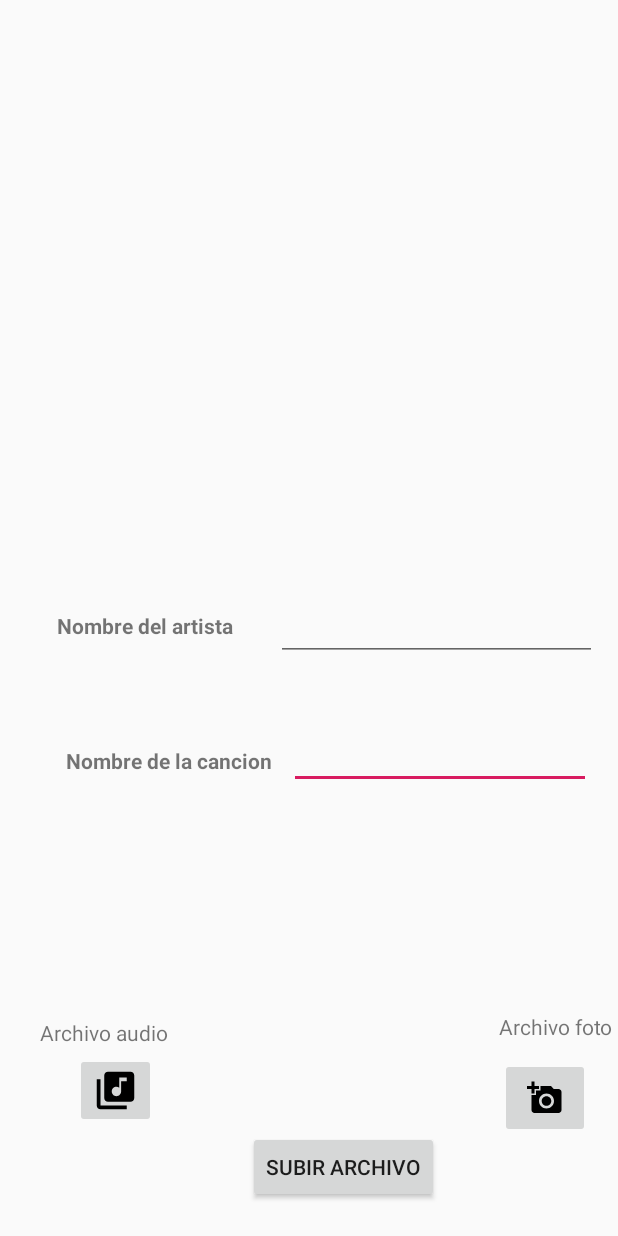
After one commit to AndresVerdejoMolina/JDAMusica, an Android app: the layout fragment_agregar_cancion.xml on its own in the app's theme, with its tools: preview values and no code run, on a phone screen of 412 x 824 dp. The commit adds this screen. Run offline under Robolectric (Android 15) with nearby library versions, the phone set to English and light mode, and no system bars.

Commit message:
Añadido la posiblilidad de agregar canciones 'todavia está en processo', y he agregado un Dialog

```diff
--- a/app/src/main/AndroidManifest.xml
+++ b/app/src/main/AndroidManifest.xml
@@ -2,6 +2,7 @@
 <manifest xmlns:android="http://schemas.android.com/apk/res/android"
     package="com.example.jdamusica">
     <uses-permission android:name="android.permission.INTERNET"/>
+    <uses-permission android:name="android.permission.READ_EXTERNAL_STORAGE"/>
 
     <application
         android:allowBackup="true"
--- a/app/src/main/java/com/example/jdamusica/AdaptadorCanciones.java
+++ b/app/src/main/java/com/example/jdamusica/AdaptadorCanciones.java
@@ -46,7 +46,7 @@ public class AdaptadorCanciones extends ArrayAdapter<Cancion> {
         // Setup.
         holder.nombreCancion.setText(lead.getNombreCancion());
         holder.nombreArtista.setText(lead.getNombreArtista());
-        Glide.with(getContext()).load(lead.getmImage()).into(holder.fotoCancion);
+        Glide.with(getContext()).load(lead.getFoto()).into(holder.fotoCancion);
 
         return convertView;
     }
--- a/app/src/main/java/com/example/jdamusica/CancionesFragment.java
+++ b/app/src/main/java/com/example/jdamusica/CancionesFragment.java
@@ -90,7 +90,7 @@ public class CancionesFragment extends Fragment {
             mListener = (ReproducirListener) context;
         } else {
             throw new RuntimeException(context.toString()
-                    + " must implement OnFragmentInteractionListener");
+                    + " must implement NuevaCancion");
         }
     }
 
--- a/app/src/main/java/com/example/jdamusica/ReproducirFragment.java
+++ b/app/src/main/java/com/example/jdamusica/ReproducirFragment.java
@@ -154,7 +154,7 @@ public class ReproducirFragment extends Fragment {
             mListener = (OnFragmentInteractionListener) context;
         } else {
             throw new RuntimeException(context.toString()
-                    + " must implement OnFragmentInteractionListener");
+                    + " must implement NuevaCancion");
         }
     }
 
--- /dev/null
+++ b/app/src/main/res/drawable/music.xml
@@ -0,0 +1,9 @@
+<vector xmlns:android="http://schemas.android.com/apk/res/android"
+        android:width="30dp"
+        android:height="30dp"
+        android:viewportWidth="24.0"
+        android:viewportHeight="24.0">
+    <path
+        android:fillColor="#FF000000"
+        android:pathData="M20,2L8,2c-1.1,0 -2,0.9 -2,2v12c0,1.1 0.9,2 2,2h12c1.1,0 2,-0.9 2,-2L22,4c0,-1.1 -0.9,-2 -2,-2zM18,7h-3v5.5c0,1.38 -1.12,2.5 -2.5,2.5S10,13.88 10,12.5s1.12,-2.5 2.5,-2.5c0.57,0 1.08,0.19 1.5,0.51L14,5h4v2zM4,6L2,6v14c0,1.1 0.9,2 2,2h14v-2L4,20L4,6z"/>
+</vector>
--- /dev/null
+++ b/app/src/main/res/drawable/photo.xml
@@ -0,0 +1,9 @@
+<vector xmlns:android="http://schemas.android.com/apk/res/android"
+        android:width="24dp"
+        android:height="24dp"
+        android:viewportWidth="24.0"
+        android:viewportHeight="24.0">
+    <path
+        android:fillColor="#FF000000"
+        android:pathData="M3,4L3,1h2v3h3v2L5,6v3L3,9L3,6L0,6L0,4h3zM6,10L6,7h3L9,4h7l1.83,2L21,6c1.1,0 2,0.9 2,2v12c0,1.1 -0.9,2 -2,2L5,22c-1.1,0 -2,-0.9 -2,-2L3,10h3zM13,19c2.76,0 5,-2.24 5,-5s-2.24,-5 -5,-5 -5,2.24 -5,5 2.24,5 5,5zM9.8,14c0,1.77 1.43,3.2 3.2,3.2s3.2,-1.43 3.2,-3.2 -1.43,-3.2 -3.2,-3.2 -3.2,1.43 -3.2,3.2z"/>
+</vector>
--- /dev/null
+++ b/app/src/main/res/layout/fragment_agregar_cancion.xml
@@ -0,0 +1,122 @@
+<?xml version="1.0" encoding="utf-8"?>
+<RelativeLayout
+    xmlns:android="http://schemas.android.com/apk/res/android"
+    xmlns:tools="http://schemas.android.com/tools"
+    android:layout_width="match_parent"
+    android:layout_height="match_parent"
+    tools:context=".AgregarCancion"
+    android:orientation="vertical">
+
+    <TextView
+        android:layout_width="wrap_content"
+        android:layout_height="wrap_content"
+        android:layout_alignParentBottom="true"
+        android:layout_marginEnd="11dp"
+        android:layout_marginBottom="307dp"
+        android:layout_toStartOf="@+id/nombreCancionAdd"
+        android:text="Nombre de la cancion"
+        android:textStyle="bold"
+        tools:ignore="MissingConstraints"
+        tools:layout_editor_absoluteX="16dp"
+        tools:layout_editor_absoluteY="257dp" />
+
+    <EditText
+        android:id="@+id/nombreCancionAdd"
+        android:layout_width="201dp"
+        android:layout_height="wrap_content"
+        android:layout_alignParentEnd="true"
+        android:layout_alignParentBottom="true"
+        android:layout_marginEnd="18dp"
+        android:layout_marginBottom="298dp"
+        tools:ignore="MissingConstraints"
+        tools:layout_editor_absoluteX="193dp"
+        tools:layout_editor_absoluteY="253dp" />
+
+    <TextView
+        android:layout_width="wrap_content"
+        android:layout_height="wrap_content"
+        android:layout_alignParentBottom="true"
+        android:layout_marginEnd="28dp"
+        android:layout_marginBottom="397dp"
+        android:layout_toStartOf="@+id/nombreArtistaAdd"
+        android:text="Nombre del artista"
+        android:textStyle="bold"
+        tools:ignore="MissingConstraints"
+        tools:layout_editor_absoluteX="35dp"
+        tools:layout_editor_absoluteY="198dp" />
+
+    <EditText
+        android:id="@+id/nombreArtistaAdd"
+        android:layout_width="214dp"
+        android:layout_height="66dp"
+        android:layout_alignParentEnd="true"
+        android:layout_alignParentBottom="true"
+        android:layout_marginEnd="14dp"
+        android:layout_marginBottom="383dp"
+        tools:ignore="MissingConstraints"
+        tools:layout_editor_absoluteX="193dp"
+        tools:layout_editor_absoluteY="175dp" />
+
+    <TextView
+        android:id="@+id/addPhotoText"
+        android:layout_width="wrap_content"
+        android:layout_height="wrap_content"
+        android:layout_alignParentEnd="true"
+        android:layout_alignParentBottom="true"
+        android:layout_marginEnd="3dp"
+        android:layout_marginBottom="130dp"
+        android:text="Archivo foto"
+        tools:ignore="MissingConstraints"
+        tools:layout_editor_absoluteX="235dp"
+        tools:layout_editor_absoluteY="542dp" />
+
+    <ImageButton
+        android:id="@+id/addPhoto"
+        android:layout_width="60dp"
+        android:layout_height="53dp"
+        android:layout_alignParentBottom="true"
+        android:layout_marginEnd="-343dp"
+        android:layout_marginBottom="65dp"
+        android:layout_toStartOf="@+id/addMusic"
+        android:src="@drawable/photo"
+        tools:ignore="InvalidId,MissingConstraints"
+        tools:layout_editor_absoluteX="269dp"
+        tools:layout_editor_absoluteY="593dp" />
+
+    <TextView
+        android:id="@+id/addMusicText"
+        android:layout_width="185dp"
+        android:layout_height="wrap_content"
+        android:layout_alignParentEnd="true"
+        android:layout_alignParentBottom="true"
+        android:layout_marginEnd="200dp"
+        android:layout_marginBottom="126dp"
+        android:text="Archivo audio"
+        tools:ignore="MissingConstraints"
+        tools:layout_editor_absoluteX="16dp"
+        tools:layout_editor_absoluteY="542dp" />
+
+    <ImageButton
+        android:id="@+id/addMusic"
+        android:layout_width="wrap_content"
+        android:layout_height="wrap_content"
+        android:layout_alignParentEnd="true"
+        android:layout_alignParentBottom="true"
+        android:layout_marginEnd="308dp"
+        android:layout_marginBottom="72dp"
+        android:src="@drawable/music"
+        tools:ignore="InvalidId,MissingConstraints"
+        tools:layout_editor_absoluteX="63dp"
+        tools:layout_editor_absoluteY="593dp" />
+
+    <Button
+        android:id="@+id/subirFoto"
+        android:layout_width="wrap_content"
+        android:layout_height="wrap_content"
+        android:layout_alignParentEnd="true"
+        android:layout_alignParentBottom="true"
+        android:layout_marginEnd="119dp"
+        android:layout_marginBottom="22dp"
+        android:text="Subir archivo" />
+
+</RelativeLayout>
--- a/app/src/main/res/menu/menu_canciones_list.xml
+++ b/app/src/main/res/menu/menu_canciones_list.xml
@@ -1,6 +1,11 @@
 <?xml version="1.0" encoding="utf-8"?>
 <menu xmlns:android="http://schemas.android.com/apk/res/android"
     xmlns:app="http://schemas.android.com/apk/res-auto">
+    <item
+        android:id="@+id/action_addSong"
+        android:icon="@drawable/plus"
+        android:title="Refrescar"
+        app:showAsAction="ifRoom" />
     <item
         android:id="@+id/action_refesh"
         android:icon="@drawable/refresh"
```
Also changed, not shown: app/src/main/java/com/example/jdamusica/AgregarCancion.java (added, +203 -0 lines), app/src/main/java/com/example/jdamusica/Cancion.java (+10 -15 lines), app/src/main/java/com/example/jdamusica/GuiaAñadirCancionDialog.java (added, +26 -0 lines), app/src/main/java/com/example/jdamusica/MainActivity.java (+134 -17 lines), app/src/main/res/drawable/ok.xml (added, +9 -0 lines), app/src/main/res/layout/dialog_info.xml (added, +25 -0 lines), app/src/main/res/layout/fragment_reproducir.xml (+4 -4 lines), app/src/main/res/drawable-v24/plus.png (added).
